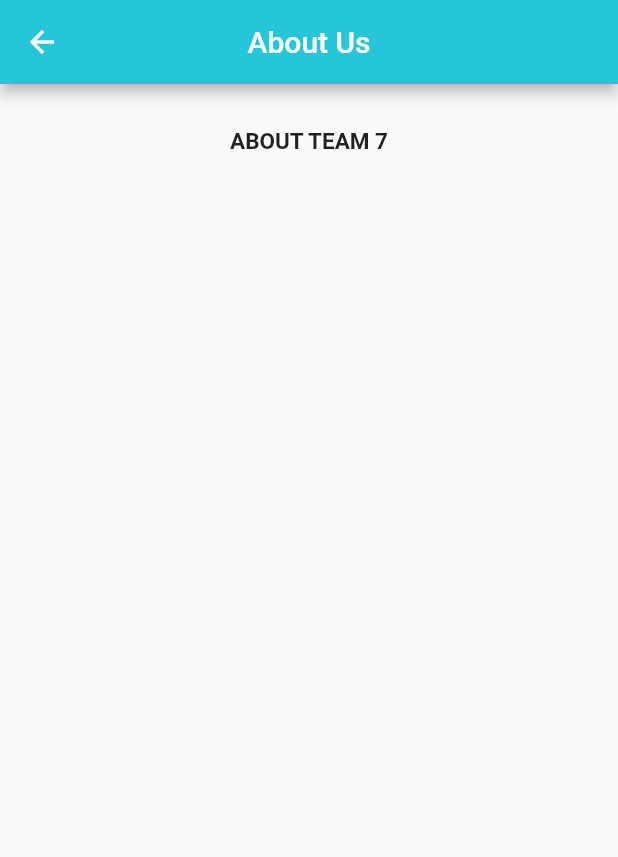
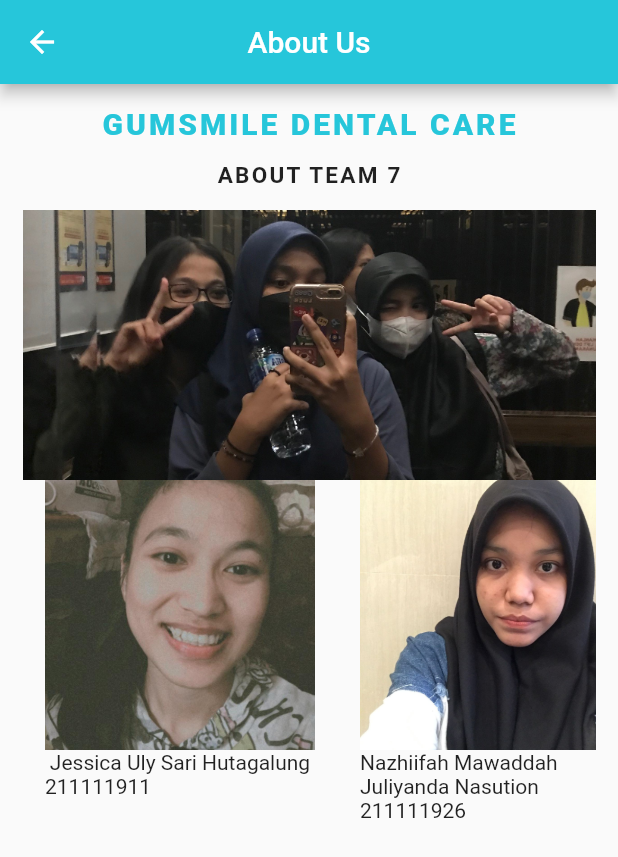
Before and after one commit to itsjipa/team-botaks_repo, a Flutter app: the AboutUsScreen screen opened directly, on a phone screen of 412 x 824 dp. Shown: the top 857 px of the screen. Run offline on Flutter 3.47's test engine with Material 2 defaults, Android fonts, the phone set to English and light mode, and no system bars; our stand-ins replace carousel_slider, get, google_fonts, image_picker, material_design_icons_flutter, rflutter_alert and 1 more; missing offline and left inert: custom_clippers; Roboto replaces fonts that are missing (Kanit).

Commit message:
menambahkan about us dan revisi message

```diff
--- /dev/null
+++ b/kelompokmobile/kelompokmbl/lib/provider/aboutus_provider.dart
@@ -0,0 +1,23 @@
+import 'package:flutter/material.dart';
+
+class AboutUsProvider extends ChangeNotifier {
+  final data = {
+    "data": [
+      {
+        "name": "Jessica Uly Sari Hutagalung",
+        "nim": "211111911",
+        "img": "assets/jessica.jpeg"
+      },
+      {
+        "name": "Nazhiifah Mawaddah Juliyanda Nasution",
+        "nim": "211111926",
+        "img": "assets/jipa.jpeg"
+      },
+      {
+        "name": "Dela Agustri Wijaya",
+        "nim": "211112777",
+        "img": "assets/dela.jpeg"
+      },
+    ],
+  };
+}
--- /dev/null
+++ b/kelompokmobile/kelompokmbl/lib/provider/messageprov.dart
@@ -0,0 +1,44 @@
+import 'package:flutter/material.dart';
+
+class MessageProvider extends ChangeNotifier {
+  final chat = {
+    "data": [
+      {
+        "img": "assets/doctorimg1.jpeg",
+        "doctor": "Drg. Jessie Ramsley",
+        "text": "Will you come to clinic at 7 pm ?",
+        "time": "10.00 am"
+      },
+      {
+        "img": "assets/doctorimg3.jpeg",
+        "doctor": "Drg. Zoe Adam",
+        "text": "thankyou doctor",
+        "time": "yesterday"
+      },
+      {
+        "img": "assets/doctorimg6.jpeg",
+        "doctor": "Drg. Zein Aldebaran",
+        "text": "Hahaha, whatever",
+        "time": "01/07/2023",
+      },
+      {
+        "img": "assets/doctorimg2.jpeg",
+        "doctor": "Drg. Thalia Smith",
+        "text": "Hello, you can ask me if i was online",
+        "time": "20/06/2023",
+      },
+      {
+        "img": "assets/doctorimg4.jpeg",
+        "doctor": "Drg. Josh Alexander",
+        "text": "Hello, you can ask me if i was online",
+        "time": "20/06/2023",
+      },
+      {
+        "img": "assets/doctorimg5.jpeg",
+        "doctor": "Drg. Xavierra Ailen",
+        "text": "Hello, you can ask me if i was online",
+        "time": "20/06/2023",
+      },
+    ]
+  };
+}
--- a/kelompokmobile/kelompokmbl/lib/screen/aboutus_screen.dart
+++ b/kelompokmobile/kelompokmbl/lib/screen/aboutus_screen.dart
@@ -1,6 +1,8 @@
 import 'package:flutter/material.dart';
 import 'package:google_fonts/google_fonts.dart';
 import 'package:kelompokmbl/const.dart';
+import 'package:kelompokmbl/provider/aboutus_provider.dart';
+import 'package:provider/provider.dart';
 
 class AboutUsScreen extends StatefulWidget {
   const AboutUsScreen({super.key});
@@ -12,6 +14,7 @@ class AboutUsScreen extends StatefulWidget {
 class _AboutUsScreenState extends State<AboutUsScreen> {
   @override
   Widget build(BuildContext context) {
+    final prov = Provider.of<AboutUsProvider>(context);
     return Scaffold(
       appBar: AppBar(
         backgroundColor: kPrimaryColor,
@@ -22,7 +25,21 @@ class _AboutUsScreenState extends State<AboutUsScreen> {
         child: Padding(
           padding: const EdgeInsets.all(15.0),
           child: Column(
+            crossAxisAlignment: CrossAxisAlignment.start,
             children: [
+              Container(
+                // color: Colors.black38,
+                alignment: Alignment.center,
+                child: Text(
+                  'GUMSMILE DENTAL CARE',
+                  style: GoogleFonts.inriaSans(
+                    fontWeight: FontWeight.w900,
+                    fontSize: 20,
+                    color: kPrimaryColor,
+                    letterSpacing: 2,
+                  ),
+                ),
+              ),
               Container(
                 alignment: Alignment.center,
                 margin: EdgeInsets.symmetric(
@@ -33,10 +50,64 @@ class _AboutUsScreenState extends State<AboutUsScreen> {
                   style: GoogleFonts.kanit(
                     fontWeight: FontWeight.bold,
                     fontSize: 15,
+                    letterSpacing: 1.5,
                   ),
                 ),
               ),
+              Container(
+                width: MediaQuery.of(context).size.width,
+                height: 180,
+                child: Image.asset(
+                  'assets/foto1.jpeg',
+                  fit: BoxFit.cover,
+                ),
+              ),
+              // Container(
+              //   margin: EdgeInsets.only(top: 20),
+              //   child: Text("We're "),
+              // )
+              SizedBox(
+                height: MediaQuery.of(context).size.height,
+                child: ListView.builder(
+                    scrollDirection: Axis.horizontal,
+                    itemCount: prov.data['data']!.length,
+                    shrinkWrap: true,
+                    itemBuilder: (context, index) {
+                      var item = prov.data['data']![index];
+                      return Container(
+                          margin: EdgeInsets.symmetric(
+                            horizontal: 15,
+                          ),
 
+                          child: Column(
+                            crossAxisAlignment: CrossAxisAlignment.start,
+                            children: [
+                              Container(
+                                  height: 180,
+                                  width: 180,
+
+
+                                  child: Image.asset(
+                                    item['img'].toString(),
+                                    fit: BoxFit.cover,
+                                  )),
+                              Container(
+                                height: 100,
+                                width: 180,
+                                // color: Colors.black,
+                                child: Column(
+                                  children: [
+                                    Text(item['name'].toString()),
+                                    Container(
+                                      alignment: Alignment.centerLeft,
+                                        child: Text(item['nim'].toString()))
+                                  ],
+                                ),
+                              )
+                            ],
+                          ));
+                    }),
+              ),
             ],
           ),
         ),
--- a/kelompokmobile/kelompokmbl/lib/screen/navbarscreen.dart
+++ b/kelompokmobile/kelompokmbl/lib/screen/navbarscreen.dart
@@ -14,7 +14,7 @@ class _NavbarScreenState extends State<NavbarScreen> {
   int _selectedIndex = 1;
   final _screens = [
     // Message
-    MessagesScreen(),
+    MessageScreen(),
     // Homescreen
     HomeScreen(),
     // Profile
--- a/kelompokmobile/kelompokmbl/lib/screen/registerscreen.dart
+++ b/kelompokmobile/kelompokmbl/lib/screen/registerscreen.dart
@@ -108,6 +108,7 @@ class _RegisterScreenState extends State<RegisterScreen> {
                         ),
                         prefixIcon: const Icon(Icons.email),
                         labelText: 'Email',
+                        hintText: 'jondoe@gmail.com',
                         labelStyle: GoogleFonts.lexendDeca()),
                     validator: (value) {
                       if (value == null || value.isEmpty) {
--- a/kelompokmobile/kelompokmbl/pubspec.yaml
+++ b/kelompokmobile/kelompokmbl/pubspec.yaml
@@ -44,6 +44,8 @@ dependencies:
   shared_preferences: ^2.2.0
   rflutter_alert: ^2.0.7
   firebase_auth: ^4.6.3
+  get: ^4.6.5
+  custom_clippers: ^2.0.0
 
 
 dev_dependencies:
```
Also changed, not shown: kelompokmobile/kelompokmbl/lib/main.dart (+14 -7 lines), kelompokmobile/kelompokmbl/lib/screen/chatscreen.dart (added, +142 -0 lines), kelompokmobile/kelompokmbl/lib/screen/messagesscreeen.dart (+92 -37 lines), kelompokmobile/kelompokmbl/lib/screen/profilescreen.dart (+25 -19 lines), kelompokmobile/kelompokmbl/lib/screen/samplechat.dart (added, +64 -0 lines), kelompokmobile/kelompokmbl/assets/dela.jpeg (added), kelompokmobile/kelompokmbl/assets/foto1.jpeg (added), kelompokmobile/kelompokmbl/assets/foto2.jpeg (added), kelompokmobile/kelompokmbl/assets/jessica.jpeg (added), kelompokmobile/kelompokmbl/assets/jipa.jpeg (added), kelompokmobile/kelompokmbl/pubspec.lock.
